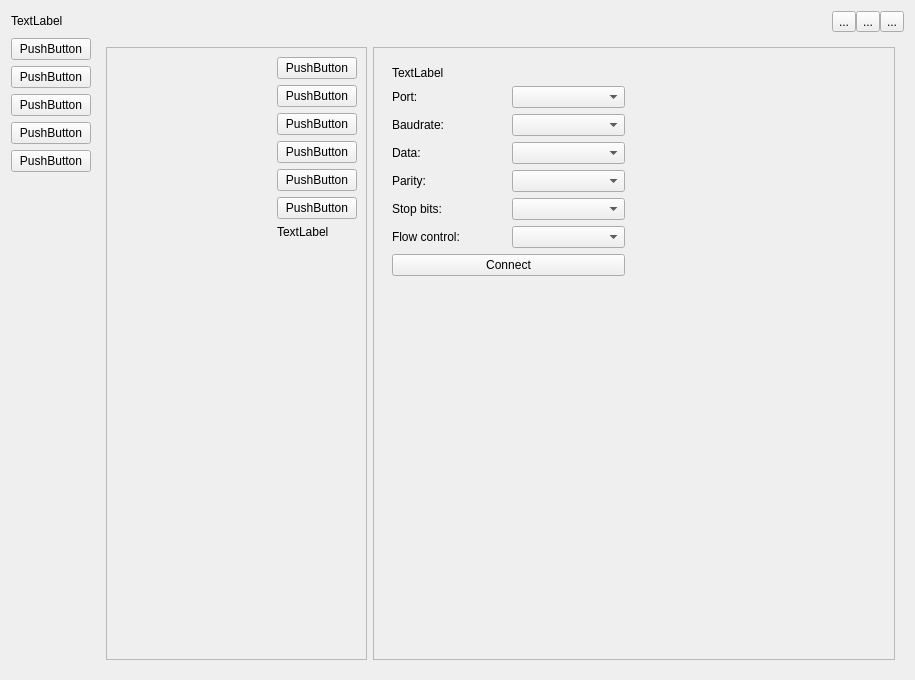
Above: mainwidget.ui from iamsaywhat/cutecom-terminal before the change. Below: the same form after it.
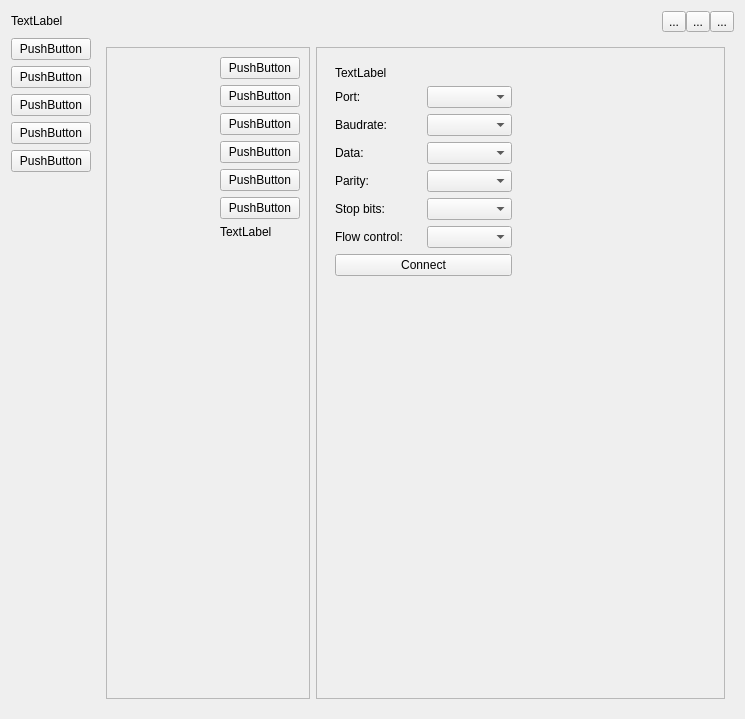
That is the form after the change.

```diff
--- a/mainwidget.ui
+++ b/mainwidget.ui
@@ -6,10 +6,16 @@
    <rect>
     <x>0</x>
     <y>0</y>
-    <width>915</width>
-    <height>680</height>
+    <width>745</width>
+    <height>719</height>
    </rect>
   </property>
+  <property name="sizePolicy">
+   <sizepolicy hsizetype="Preferred" vsizetype="Preferred">
+    <horstretch>0</horstretch>
+    <verstretch>0</verstretch>
+   </sizepolicy>
+  </property>
   <property name="windowTitle">
    <string>Terminal</string>
   </property>
@@ -241,8 +247,8 @@
                <rect>
                 <x>0</x>
                 <y>0</y>
-                <width>260</width>
-                <height>610</height>
+                <width>203</width>
+                <height>649</height>
                </rect>
               </property>
               <layout class="QGridLayout" name="gridLayout_5">
@@ -341,13 +347,19 @@
                <rect>
                 <x>0</x>
                 <y>0</y>
-                <width>522</width>
-                <height>610</height>
+                <width>409</width>
+                <height>649</height>
                </rect>
               </property>
               <layout class="QGridLayout" name="gridLayout_4">
                <item row="0" column="0">
                 <widget class="QStackedWidget" name="rightStackedPanel">
+                 <property name="sizePolicy">
+                  <sizepolicy hsizetype="Minimum" vsizetype="Preferred">
+                   <horstretch>0</horstretch>
+                   <verstretch>0</verstretch>
+                  </sizepolicy>
+                 </property>
                  <property name="currentIndex">
                   <number>0</number>
                  </property>
@@ -372,7 +384,14 @@
                         </widget>
                        </item>
                        <item>
-                        <widget class="QComboBox" name="boxPorts"/>
+                        <widget class="QComboBox" name="boxPorts">
+                         <property name="maximumSize">
+                          <size>
+                           <width>16777215</width>
+                           <height>16777215</height>
+                          </size>
+                         </property>
+                        </widget>
                        </item>
                       </layout>
                      </item>
```
Left out of the diff: 3 changed lines with no effect on the pictures.
